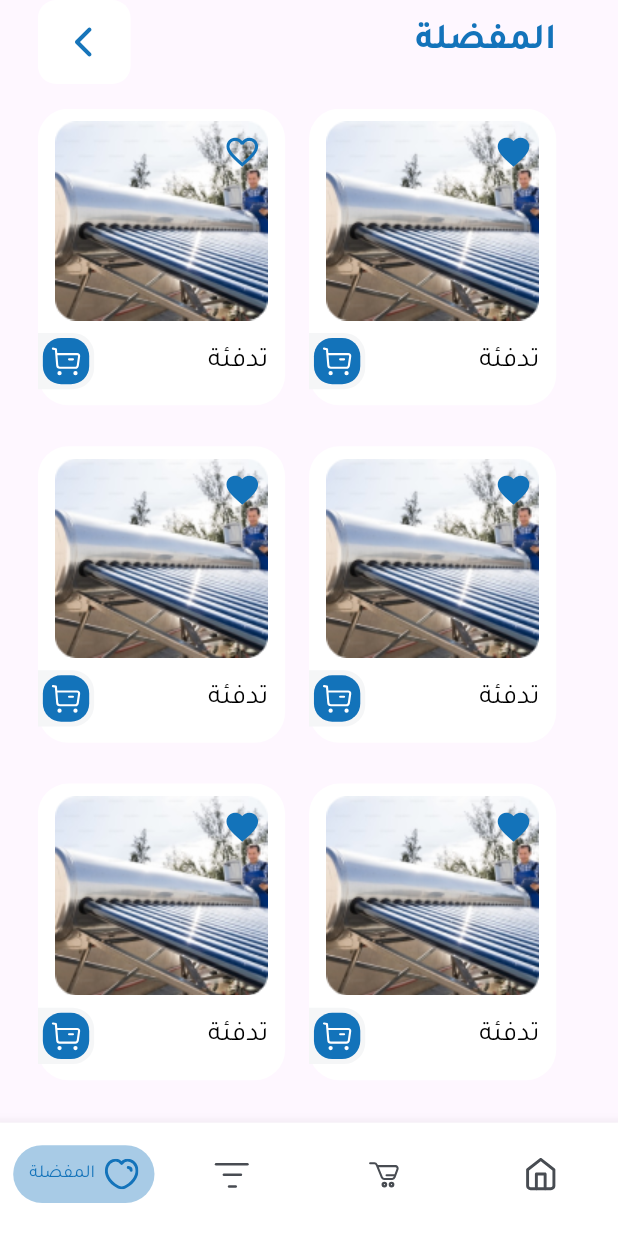
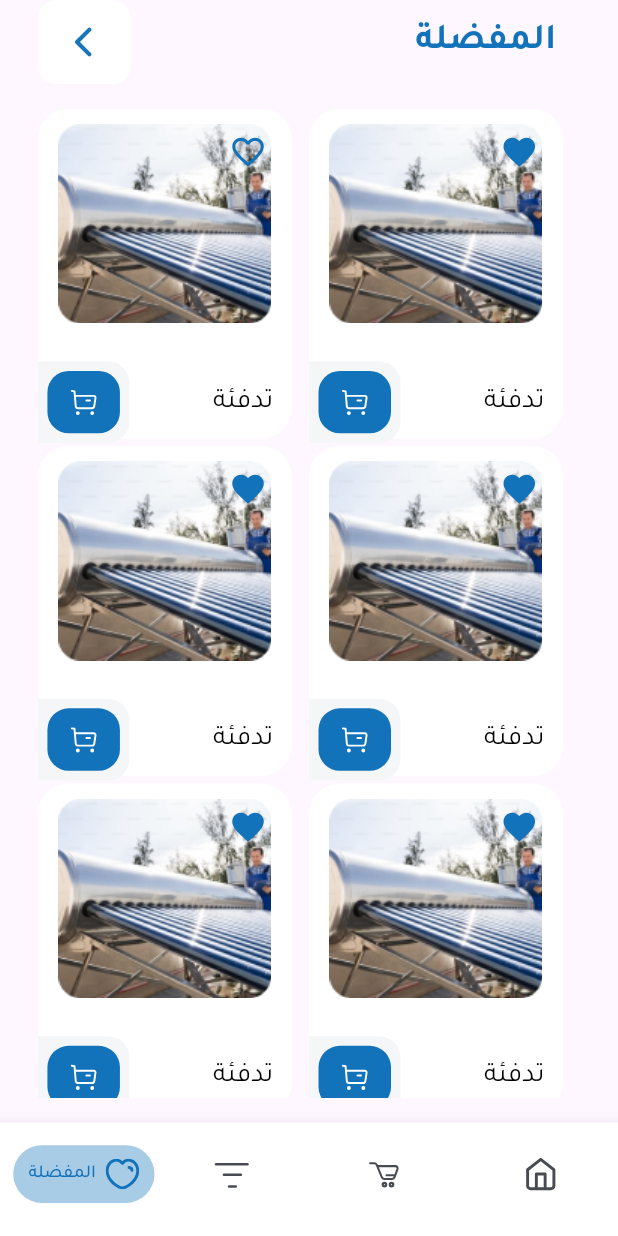
Before and after one commit to saleemAlkadour1/ghajar_app, a Flutter app: the HomeScreen screen opened directly, after a tap on the "favorite" icon, on a phone screen of 412 x 824 dp. Run offline on Flutter 3.47's test engine with Material 3 defaults, Android fonts, the phone set to English and light mode, and no system bars; our stand-ins replace device_info_plus, flutter_riverpod, flutter_screenutil, flutter_svg, fluttertoast, font_awesome_flutter and 3 more; missing offline and left inert: navigation_history_observer; project files that could hold a hidden picture were left out.

Commit message:
Improv responsive (HomeScreen) and refactor its code

```diff
--- a/lib/ui/screens/details_screen.dart
+++ b/lib/ui/screens/details_screen.dart
@@ -140,8 +140,6 @@ class DetailsScreen extends StatelessWidget implements AppPageRoute {
               itemBuilder: (context, index) {
                 return ProductItem(
                   isDetailsScreen: true,
-                  heightScreen: heightScreen,
-                  widthScreen: widthScreen,
                 );
               },
             )
--- a/lib/ui/screens/favourite_screen.dart
+++ b/lib/ui/screens/favourite_screen.dart
@@ -34,8 +34,6 @@ class FavouriteScreen extends StatelessWidget implements AppPageRoute {
           itemBuilder: (context, index) {
             return ProductItem(
               isFavourite: true,
-              heightScreen: heightScreen,
-              widthScreen: widthScreen,
             );
           },
         ),
--- a/lib/ui/screens/home_screen.dart
+++ b/lib/ui/screens/home_screen.dart
@@ -1,6 +1,5 @@
 import 'package:flutter/material.dart';
 import 'package:flutter_riverpod/flutter_riverpod.dart';
-import 'package:ghajar_app/app/app_spacing.dart';
 import 'package:ghajar_app/app/app_text_styles.dart';
 import 'package:ghajar_app/app/my_strings.dart';
 import 'package:ghajar_app/providers/variables_provider.dart';
@@ -13,17 +12,15 @@ import 'package:ghajar_app/ui/widgets/home_screen_widgets/custom_bottom_navigati
 import 'package:ghajar_app/ui/widgets/home_screen_widgets/custom_text_field.dart';
 import 'package:ghajar_app/ui/widgets/home_screen_widgets/offer_slide.dart';
 import 'package:ghajar_app/ui/widgets/home_screen_widgets/products_list_view.dart';
+import 'package:ghajar_app/utils/calculate_dimensions.dart';
 import 'package:ghajar_app/utils/enums/app_page_route_enum.dart';
 import 'package:ghajar_app/utils/navigation.dart';
-import 'package:flutter_screenutil/flutter_screenutil.dart';
 
 class HomeScreen extends ConsumerWidget implements AppPageRoute {
   const HomeScreen({super.key});
 
   @override
   Widget build(BuildContext context, WidgetRef ref) {
-    final double heightScreen = MediaQuery.sizeOf(context).height;
-    final double widthScreen = MediaQuery.sizeOf(context).width;
     final PageController pageController = PageController();
     const List<Widget> screens = [
       FavouriteScreen(),
@@ -36,27 +33,21 @@ class HomeScreen extends ConsumerWidget implements AppPageRoute {
         body: ref.watch(selectedIndexProvider) == 3
             ? SafeArea(
                 child: Padding(
-                  padding: REdgeInsets.symmetric(horizontal: 23),
+                  padding: EdgeInsets.symmetric(horizontal: width(23)),
                   child: Column(
                     children: [
-                      AppSpacing.customHeight(heightScreen * 0.01),
+                      const Spacer(),
                       const CustomAppBarInHomeView(),
-                      AppSpacing.customHeight(heightScreen * 0.02),
+                      const Spacer(),
                       SizedBox(
-                        height: heightScreen * 0.07,
+                        height: height(53),
                         child: const CustomTextField(),
                       ),
-                      AppSpacing.customHeight(heightScreen * 0.02),
-                      CategoriesListView(
-                        heightScreen: heightScreen,
-                        widthScreen: widthScreen,
-                      ),
-                      //AppSpacing.value(18).inColumn,
+                      const Spacer(),
+                      const CategoriesListView(),
                       const Spacer(),
                       OfferSlide(
                         pageController: pageController,
-                        heightScreen: heightScreen,
-                        widthScreen: widthScreen,
                       ),
                       const Spacer(),
                       Row(
@@ -73,14 +64,13 @@ class HomeScreen extends ConsumerWidget implements AppPageRoute {
                           )
                         ],
                       ),
-                      //AppSpacing.value(12).inColumn,
-                      AppSpacing.customHeight(heightScreen * 0.03),
-                      ProductsListView(
-                        heightScreen: heightScreen,
-                        widthScreen: widthScreen,
+                      SizedBox(
+                        height: height(12),
                       ),
-                      //AppSpacing.value(24).inColumn,
-                      AppSpacing.customHeight(heightScreen * 0.03),
+                      const ProductsListView(),
+                      SizedBox(
+                        height: height(24),
+                      ),
                     ],
                   ),
                 ),
--- a/lib/ui/screens/welcome_screen.dart
+++ b/lib/ui/screens/welcome_screen.dart
@@ -71,8 +71,9 @@ class _WelcomeScreenState extends State<WelcomeScreen> {
               Positioned(
                 top: height(420),
                 left: width(140),
-                child:
-                    CustomSmoothPageIndicator(pageController: pageController),
+                child: CustomSmoothPageIndicator(
+                  pageController: pageController,
+                ),
               )
             ],
           ),
--- a/lib/ui/widgets/home_screen_widgets/categories_list_view.dart
+++ b/lib/ui/widgets/home_screen_widgets/categories_list_view.dart
@@ -3,22 +3,19 @@ import 'package:flutter_riverpod/flutter_riverpod.dart';
 import 'package:ghajar_app/app/my_strings.dart';
 import 'package:ghajar_app/providers/variables_provider.dart';
 import 'package:ghajar_app/ui/widgets/home_screen_widgets/category_item.dart';
+import 'package:ghajar_app/utils/calculate_dimensions.dart';
 
 class CategoriesListView extends ConsumerWidget {
   const CategoriesListView({
-    required this.heightScreen,
-    required this.widthScreen,
     super.key,
   });
-  final double heightScreen;
-  final double widthScreen;
 
   @override
   Widget build(BuildContext context, WidgetRef ref) {
     final List<String> pathImages = ref.watch(listPathImage);
 
     return SizedBox(
-      height: heightScreen * 0.07,
+      height: height(50),
       child: ListView.builder(
         reverse: true,
         scrollDirection: Axis.horizontal,
--- a/lib/ui/widgets/home_screen_widgets/category_item.dart
+++ b/lib/ui/widgets/home_screen_widgets/category_item.dart
@@ -1,9 +1,8 @@
 import 'package:flutter/material.dart';
-import 'package:flutter_screenutil/flutter_screenutil.dart';
 import 'package:ghajar_app/app/app_colors.dart';
 import 'package:ghajar_app/app/app_radius.dart';
-import 'package:ghajar_app/app/app_spacing.dart';
 import 'package:ghajar_app/app/app_text_styles.dart';
+import 'package:ghajar_app/utils/calculate_dimensions.dart';
 
 class CategoryItem extends StatelessWidget {
   const CategoryItem({
@@ -20,8 +19,10 @@ class CategoryItem extends StatelessWidget {
       decoration: BoxDecoration(
           color: AppColors.white,
           borderRadius: BorderRadius.circular(AppRadius.regular.v)),
-      padding: EdgeInsets.symmetric(horizontal: 9.w, vertical: 12.h),
-      margin: EdgeInsets.symmetric(horizontal: 8.w),
+      padding: EdgeInsets.symmetric(horizontal: width(8), vertical: height(12)),
+      margin: EdgeInsets.symmetric(
+        horizontal: width(8),
+      ),
       child: Center(
         child: Row(
           children: [
@@ -29,15 +30,22 @@ class CategoryItem extends StatelessWidget {
               title,
               style: MyText.appStyle.l.wMedium.reColorText.style,
             ),
-            AppSpacing.value(5).inRow,
+            SizedBox(
+              width: width(5),
+            ),
             Container(
-                decoration: BoxDecoration(
-                    color: AppColors.bg,
-                    borderRadius: BorderRadius.circular(AppRadius.sm.v)),
-                padding: EdgeInsets.symmetric(
-                    horizontal: AppSpacing.value(4).w,
-                    vertical: AppSpacing.value(4).h),
-                child: Image.asset(pathImage))
+              width: width(42),
+              height: height(32),
+              decoration: BoxDecoration(
+                  color: AppColors.bg,
+                  borderRadius: BorderRadius.circular(AppRadius.sm.v)),
+              padding: EdgeInsets.symmetric(
+                  horizontal: width(4), vertical: height(4)),
+              child: Image.asset(
+                pathImage,
+                fit: BoxFit.cover,
+              ),
+            )
           ],
         ),
       ),
--- a/lib/ui/widgets/home_screen_widgets/custom_app_bar_in_home_view.dart
+++ b/lib/ui/widgets/home_screen_widgets/custom_app_bar_in_home_view.dart
@@ -1,11 +1,10 @@
 import 'package:flutter/material.dart';
-import 'package:flutter_screenutil/flutter_screenutil.dart';
 import 'package:ghajar_app/app/app_colors.dart';
 import 'package:ghajar_app/app/app_radius.dart';
-import 'package:ghajar_app/app/app_spacing.dart';
 import 'package:ghajar_app/app/app_text_styles.dart';
 import 'package:ghajar_app/app/my_strings.dart';
 import 'package:ghajar_app/assets.dart';
+import 'package:ghajar_app/utils/calculate_dimensions.dart';
 
 class CustomAppBarInHomeView extends StatelessWidget {
   const CustomAppBarInHomeView({
@@ -18,17 +17,20 @@ class CustomAppBarInHomeView extends StatelessWidget {
       mainAxisAlignment: MainAxisAlignment.spaceBetween,
       children: [
         Container(
+          width: width(49),
+          height: height(40),
           alignment: Alignment.center,
           decoration: BoxDecoration(
               color: AppColors.white,
               borderRadius: BorderRadius.circular(AppRadius.xs.v)),
           padding: EdgeInsets.symmetric(
-              vertical: AppSpacing.value(2).h,
-              horizontal: AppSpacing.value(10).w),
+            vertical: height(2),
+            horizontal: width(10),
+          ),
           child: Image.asset(
             Assets.images.app_icons.logo_png,
-            width: 32.w,
-            height: 36.h,
+            width: width(32),
+            height: height(36),
           ),
         ),
         Column(
@@ -38,7 +40,9 @@ class CustomAppBarInHomeView extends StatelessWidget {
               MyStrings.welcome,
               style: MyText.appStyle.xl.wBold.reColorPrimary.style,
             ),
-            AppSpacing.value(6).inColumn,
+            SizedBox(
+              height: height(2),
+            ),
             Text(
               MyStrings.ghajarCompany,
               style: MyText.appStyle.l.wMedium.reColorXLightText.style,
--- a/lib/ui/widgets/home_screen_widgets/custom_text_field.dart
+++ b/lib/ui/widgets/home_screen_widgets/custom_text_field.dart
@@ -2,10 +2,10 @@ import 'package:flutter/material.dart';
 import 'package:flutter_svg/svg.dart';
 import 'package:ghajar_app/app/app_colors.dart';
 import 'package:ghajar_app/app/app_radius.dart';
-import 'package:ghajar_app/app/app_spacing.dart';
 import 'package:ghajar_app/app/app_text_styles.dart';
 import 'package:ghajar_app/app/my_strings.dart';
 import 'package:ghajar_app/assets.dart';
+import 'package:ghajar_app/utils/calculate_dimensions.dart';
 
 class CustomTextField extends StatelessWidget {
   const CustomTextField({
@@ -26,11 +26,15 @@ class CustomTextField extends StatelessWidget {
           hintStyle: MyText.appStyle.small.wRegular.reColorXXLightText.style,
           prefixIcon: SvgPicture.asset(
             Assets.images.app_icons.search_svg,
-            height: AppSpacing.value(23).h,
-            width: AppSpacing.value(23).w,
+            height: height(23),
+            width: width(23),
           ),
-          prefixIconConstraints: const BoxConstraints(
-              minHeight: 23, maxHeight: 23, minWidth: 23, maxWidth: 23),
+          prefixIconConstraints: BoxConstraints(
+            minHeight: height(23),
+            maxHeight: height(23),
+            minWidth: width(23),
+            maxWidth: width(23),
+          ),
           fillColor: AppColors.white,
           filled: true,
           border: customOutLineBorder(),
--- a/lib/ui/widgets/home_screen_widgets/offer_slide.dart
+++ b/lib/ui/widgets/home_screen_widgets/offer_slide.dart
@@ -1,28 +1,23 @@
 import 'package:flutter/material.dart';
-import 'package:flutter_screenutil/flutter_screenutil.dart';
-import 'package:ghajar_app/app/app_spacing.dart';
 import 'package:ghajar_app/assets.dart';
+import 'package:ghajar_app/utils/calculate_dimensions.dart';
 import 'package:smooth_page_indicator/smooth_page_indicator.dart';
 
 class OfferSlide extends StatelessWidget {
   const OfferSlide({
     super.key,
     required this.pageController,
-    required this.heightScreen,
-    required this.widthScreen,
   });
 
   final PageController pageController;
-  final double heightScreen;
-  final double widthScreen;
 
   @override
   Widget build(BuildContext context) {
     return Directionality(
       textDirection: TextDirection.rtl,
       child: SizedBox(
-          width: double.infinity,
-          height: heightScreen * 0.16,
+          width: widthScreen,
+          height: height(124),
           child: Stack(
             children: [
               PageView.builder(
@@ -31,23 +26,22 @@ class OfferSlide extends StatelessWidget {
                 itemBuilder: (context, index) {
                   return Image.asset(
                     Assets.images.offer_png,
-                    width: AppSpacing.value(329).w,
-                    height: AppSpacing.value(124).h,
-                    fit: BoxFit.fill,
+                    width: widthScreen,
+                    height: height(124),
                   );
                 },
               ),
               Positioned(
                   child: Padding(
-                padding: EdgeInsets.symmetric(vertical: 12.h),
+                padding: EdgeInsets.symmetric(vertical: height(12)),
                 child: Align(
                   alignment: Alignment.bottomCenter,
                   child: SmoothPageIndicator(
                     controller: pageController,
                     count: 3,
                     effect: WormEffect(
-                      dotHeight: AppSpacing.value(6).h,
-                      dotWidth: AppSpacing.value(6).w,
+                      dotHeight: height(6),
+                      dotWidth: width(6),
                       dotColor: const Color(0XFFD9D9D9),
                       activeDotColor: const Color(0XFFFFBA5F),
                     ),
--- a/lib/ui/widgets/home_screen_widgets/product_item.dart
+++ b/lib/ui/widgets/home_screen_widgets/product_item.dart
@@ -7,6 +7,7 @@ import 'package:ghajar_app/app/app_text_styles.dart';
 import 'package:ghajar_app/app/my_strings.dart';
 import 'package:ghajar_app/assets.dart';
 import 'package:ghajar_app/ui/screens/details_screen.dart';
+import 'package:ghajar_app/utils/calculate_dimensions.dart';
 import 'package:ghajar_app/utils/navigation.dart';
 
 class ProductItem extends StatefulWidget {
@@ -14,13 +15,9 @@ class ProductItem extends StatefulWidget {
     super.key,
     this.isFavourite = false,
     this.isDetailsScreen = false,
-    required this.heightScreen,
-    required this.widthScreen,
   });
   final bool? isFavourite;
   final bool? isDetailsScreen;
-  final double heightScreen;
-  final double widthScreen;
 
   @override
   State<ProductItem> createState() => _ProductItemState();
@@ -50,18 +47,26 @@ class _ProductItemState extends State<ProductItem> {
             decoration: BoxDecoration(
                 color: AppColors.white,
                 borderRadius: BorderRadius.circular(AppRadius.lg.v)),
-            width: widget.widthScreen * 0.4,
-            height: widget.heightScreen * 0.24,
+            width: width(154),
+            height: height(220),
             child: Column(
               children: [
                 Padding(
-                  padding: EdgeInsets.all(widget.heightScreen * 0.01),
+                  padding: EdgeInsets.only(
+                    top: height(9),
+                    left: width(6),
+                    right: width(6),
+                  ),
                   child: Center(
                     child: Image.asset(
                       Assets.images.imageitem_png,
-                      fit: BoxFit.cover,
+                      width: width(142),
+                      height: height(133),
                     ),
                   ),
+                ),
+                SizedBox(
+                  height: height(24),
                 ),
                 Row(
                   mainAxisAlignment: MainAxisAlignment.spaceBetween,
@@ -74,25 +79,28 @@ class _ProductItemState extends State<ProductItem> {
                           bottomRight: Radius.circular(AppRadius.m.v),
                         ),
                       ),
-                      padding: EdgeInsets.all(widget.heightScreen * 0.004),
+                      padding: EdgeInsets.all(
+                        emp(6),
+                      ),
                       child: Center(
                         child: Container(
+                          width: width(44),
+                          height: height(41),
                           decoration: BoxDecoration(
                             color: AppColors.primary,
-                            borderRadius:
-                                BorderRadius.circular(AppRadius.regular.v),
+                            borderRadius: BorderRadius.circular(AppRadius.m.v),
                           ),
-                          padding: EdgeInsets.all(widget.widthScreen * 0.01),
+                          padding: EdgeInsets.all(emp(10)),
                           child: SvgPicture.asset(
                             Assets.images.app_icons.buy_cart_svg,
-                            width: widget.widthScreen * 0.055,
-                            height: widget.widthScreen * 0.055,
+                            width: width(24),
+                            height: height(24),
                           ),
                         ),
                       ),
                     ),
                     Padding(
-                      padding: REdgeInsets.only(right: 11),
+                      padding: REdgeInsets.only(right: width(11)),
                       child: Text(
                         MyStrings.heating,
                         style: MyText.appStyle.ml.wRegular.reColorText.style,
@@ -105,8 +113,8 @@ class _ProductItemState extends State<ProductItem> {
           ),
         ),
         Positioned(
-            left: widget.widthScreen * 0.30,
-            top: widget.heightScreen * 0.02,
+            left: width(116),
+            top: height(16),
             child: GestureDetector(
               onTap: () {
                 setState(() {
@@ -116,7 +124,7 @@ class _ProductItemState extends State<ProductItem> {
               child: Icon(
                 isTap == false ? Icons.favorite_outline : Icons.favorite,
                 color: AppColors.primary,
-                size: 25.sp,
+                size: emp(24),
               ),
             ))
       ],
--- a/lib/ui/widgets/home_screen_widgets/products_list_view.dart
+++ b/lib/ui/widgets/home_screen_widgets/products_list_view.dart
@@ -1,30 +1,27 @@
 import 'package:flutter/material.dart';
-import 'package:flutter_screenutil/flutter_screenutil.dart';
 import 'package:ghajar_app/ui/widgets/home_screen_widgets/product_item.dart';
+import 'package:ghajar_app/utils/calculate_dimensions.dart';
 
 class ProductsListView extends StatelessWidget {
   const ProductsListView({
     super.key,
-    required this.heightScreen,
-    required this.widthScreen,
   });
-  final double heightScreen;
-  final double widthScreen;
+
   @override
   Widget build(BuildContext context) {
     return SizedBox(
-      height: heightScreen * 0.235,
+      height: height(230),
+      width: widthScreen,
       child: ListView.builder(
         reverse: true,
         scrollDirection: Axis.horizontal,
         itemCount: 10,
         itemBuilder: (context, index) {
           return Padding(
-            padding: REdgeInsets.symmetric(horizontal: 4),
-            child: ProductItem(
-              heightScreen: heightScreen,
-              widthScreen: widthScreen,
+            padding: EdgeInsets.symmetric(
+              horizontal: width(8),
             ),
+            child: const ProductItem(),
           );
         },
       ),
--- a/lib/ui/widgets/welcome_screen_widgets/page_view_item.dart
+++ b/lib/ui/widgets/welcome_screen_widgets/page_view_item.dart
@@ -39,7 +39,7 @@ class PageViewItem extends StatelessWidget {
         ),
         Text(
           details,
-          style: MyText.appStyle.small.wMedium.reColorText.style,
+          style: MyText.appStyle.small.wMedium.reColorLightText.style,
           textAlign: TextAlign.center,
         ),
         SizedBox(
```
Also changed, not shown: pubspec.yaml (+11 -0 lines).
